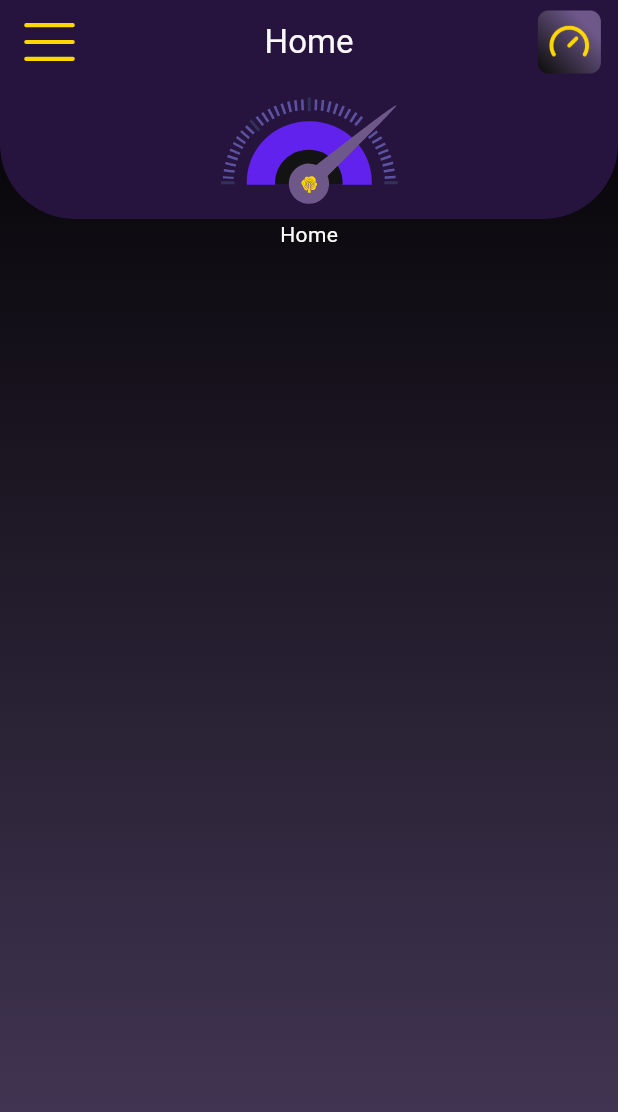
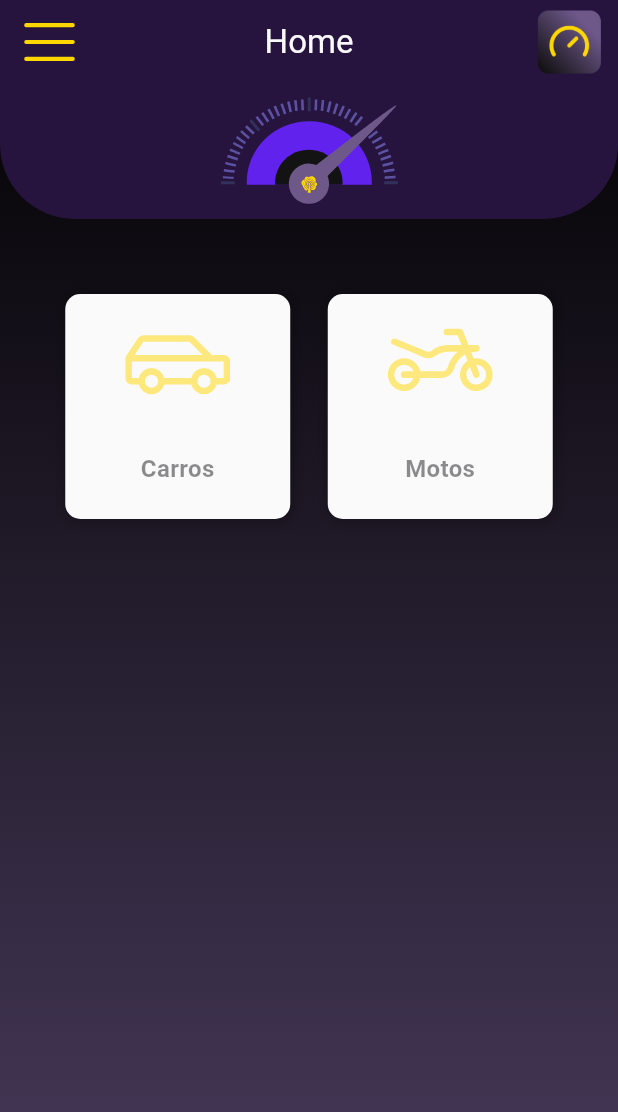
Before and after one commit to offkevyn/fipe_consulta, a Flutter app: the screen it shows after launch, on a phone screen of 412 x 824 dp. Shown: the top 1112 px of the screen. Run offline on Flutter 3.47's test engine with Material 3 defaults, Android fonts, the phone set to English and light mode, and no system bars; our stand-ins replace flutter_modular, lottie, package_info_plus, phosphor_flutter.

Commit message:
add: 'item_home' widget in home view

```diff
--- a/lib/app/modules/home/view/home_view.dart
+++ b/lib/app/modules/home/view/home_view.dart
@@ -1,10 +1,12 @@
 import 'package:flutter/material.dart';
 import 'package:lottie/lottie.dart';
+import 'package:phosphor_flutter/phosphor_flutter.dart';
 
 import '../../../shared/util/colors_app.dart';
 import '../../../shared/util/lottie_app.dart';
 import '../../../shared/widget/app_bar/drawer_custom.dart';
 import '../widget/app_bar_home_custom/app_bar_home_custom.dart';
+import '../widget/item_home/item_home.dart';
 
 class HomeView extends StatefulWidget {
   const HomeView({super.key});
@@ -15,11 +17,35 @@ class HomeView extends StatefulWidget {
 
 class _HomeViewState extends State<HomeView> with TickerProviderStateMixin {
   late final AnimationController _animatioControllerSpeedometer;
+  late final List<ItemHome> _itens;
 
   @override
   void initState() {
     super.initState();
     _animatioControllerSpeedometer = AnimationController(vsync: this);
+
+    _itens = [
+      ItemHome(
+        name: 'Carros',
+        inConstruction: true,
+        onTap: () {},
+        icon: const PhosphorIcon(
+          PhosphorIconsRegular.carProfile,
+          color: ColorsApp.secundary,
+          size: 90,
+        ),
+      ),
+      ItemHome(
+        name: 'Motos',
+        inConstruction: true,
+        onTap: () {},
+        icon: const PhosphorIcon(
+          PhosphorIconsRegular.motorcycle,
+          color: ColorsApp.secundary,
+          size: 90,
+        ),
+      ),
+    ];
   }
 
   @override
@@ -70,13 +96,15 @@ class _HomeViewState extends State<HomeView> with TickerProviderStateMixin {
                       ),
                     ),
                   ),
-                  const SizedBox(
+                  const SizedBox(height: 50),
+                  SizedBox(
                     width: double.infinity,
-                    child: Center(
-                        child: Text(
-                      "Home",
-                      style: TextStyle(color: Colors.white),
-                    )),
+                    child: Wrap(
+                      alignment: WrapAlignment.center,
+                      spacing: 25,
+                      runSpacing: 25,
+                      children: _itens,
+                    ),
                   ),
                   const SizedBox(height: 60),
                 ],
--- /dev/null
+++ b/lib/app/modules/home/widget/item_home/item_home.dart
@@ -0,0 +1,113 @@
+import 'package:flutter/material.dart';
+
+import '../../../../shared/util/colors_app.dart';
+import '../../../../shared/util/methods/shared_dialog/shared_dialog.dart';
+import '../../../../shared/widget/ink_well_custom/ink_well_custom.dart';
+
+class ItemHome extends StatefulWidget {
+  final String name;
+  final bool adm;
+  final void Function() onTap;
+  final Widget icon;
+  final bool inConstruction;
+
+  const ItemHome({
+    required this.name,
+    required this.onTap,
+    required this.icon,
+    String? description,
+    bool? inConstruction,
+    bool? adm,
+    super.key,
+  })  : inConstruction = inConstruction ?? false,
+        adm = adm ?? false;
+
+  @override
+  State<ItemHome> createState() => _ItemHomeState();
+}
+
+class _ItemHomeState extends State<ItemHome> {
+  late BorderRadius borderRadius;
+  late void Function() onTap;
+
+  @override
+  void initState() {
+    super.initState();
+
+    borderRadius = BorderRadius.circular(10.0);
+
+    if (!widget.inConstruction) {
+      onTap = widget.onTap;
+    } else {
+      onTap = () =>
+          SharedDialog.animationDialogModuleConstruction(context: context);
+    }
+  }
+
+  @override
+  Widget build(BuildContext context) {
+    return Container(
+      decoration: BoxDecoration(
+        borderRadius: borderRadius,
+        boxShadow: const [
+          BoxShadow(
+            color: Color.fromRGBO(0, 0, 0, 0.25),
+            offset: Offset(1, 1),
+            blurRadius: 6.7,
+            spreadRadius: 1.5,
+          ),
+        ],
+      ),
+      child: InkWellCustom(
+        colorInkWell: ColorsApp.primary.withOpacity(0.09),
+        onTap: onTap,
+        child: Opacity(
+          opacity: widget.inConstruction ? 0.5 : 1,
+          child: SizedBox(
+            width: 150,
+            height: 150,
+            child: NotificationListener<OverscrollIndicatorNotification>(
+              onNotification: (OverscrollIndicatorNotification overscroll) {
+                overscroll.disallowIndicator();
+
+                return true;
+              },
+              child: SingleChildScrollView(
+                child: Padding(
+                  padding: const EdgeInsets.all(10),
+                  child: Column(
+                    mainAxisAlignment: MainAxisAlignment.center,
+                    crossAxisAlignment: CrossAxisAlignment.center,
+                    children: <Widget>[
+                      SizedBox(
+                        height: 70,
+                        child: widget.icon,
+                      ),
+                      const SizedBox(
+                        height: 25,
+                      ),
+                      Text(
+                        widget.name,
+                        style: const TextStyle(
+                          fontWeight: FontWeight.w600,
+                          fontSize: 16,
+                        ),
+                        textAlign: TextAlign.center,
+                        overflow: TextOverflow.ellipsis,
+                        maxLines: 1,
+                        softWrap: false,
+                      ),
+                      const SizedBox(
+                        height: 10,
+                      ),
+                    ],
+                  ),
+                ),
+              ),
+            ),
+          ),
+        ),
+      ),
+    );
+  }
+}
```
